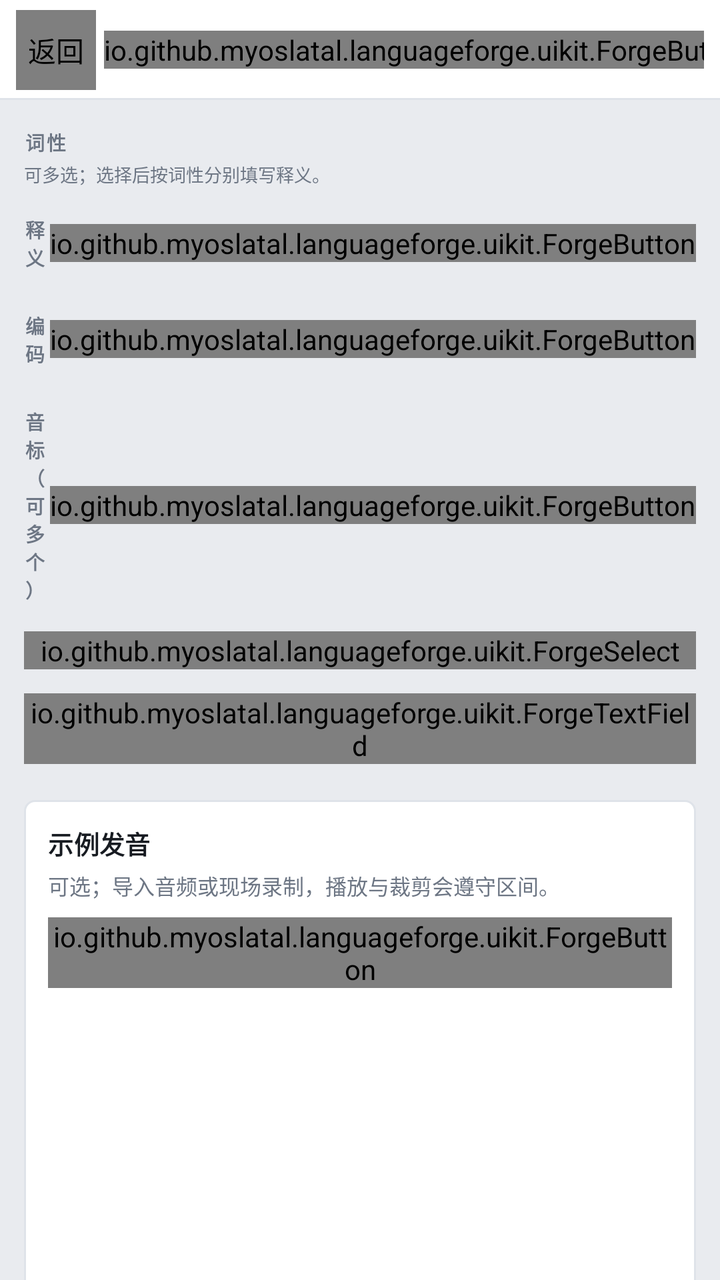
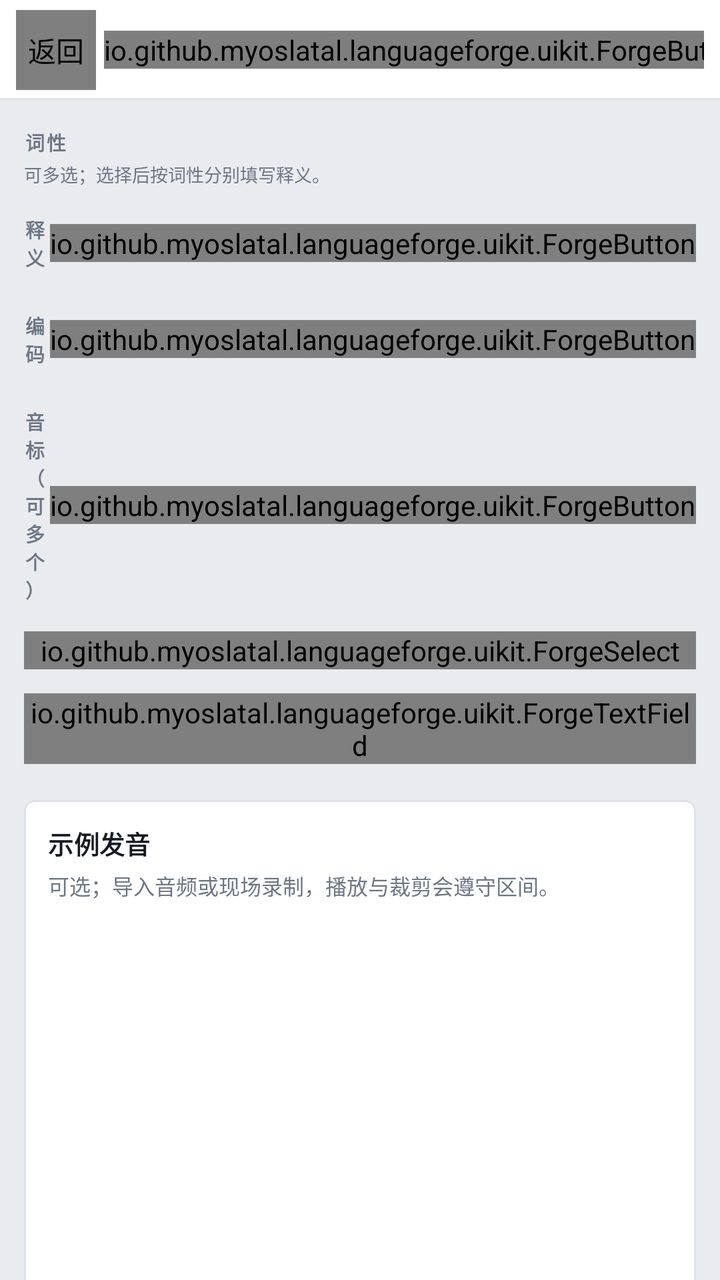

The first picture is an Android layout as it rendered before a commit; the second is the same layout after the commit. The layout source and the unified diff follow.
<!-- AndroidManifest.xml: application theme Theme.NostongueForge -->
<!-- res/layout/activity_vocabulary_editor.xml -->
<?xml version="1.0" encoding="utf-8"?>
<LinearLayout xmlns:android="http://schemas.android.com/apk/res/android"
    xmlns:app="http://schemas.android.com/apk/res-auto"
    android:id="@+id/vocab_editor_root"
    android:layout_width="match_parent"
    android:layout_height="match_parent"
    android:background="@color/forge_bg"
    android:orientation="vertical">

    <LinearLayout
        android:id="@+id/vocab_editor_topbar"
        android:layout_width="match_parent"
        android:layout_height="wrap_content"
        android:background="@drawable/forge_bg_topbar"
        android:orientation="vertical">

        <LinearLayout
            android:id="@+id/vocab_editor_topbar_row"
            android:layout_width="match_parent"
            android:layout_height="50dp"
            android:gravity="center_vertical"
            android:orientation="horizontal"
            android:paddingStart="8dp"
            android:paddingEnd="8dp">

            <io.github.myoslatal.languageforge.uikit.ForgeButton
                android:id="@+id/btn_vocab_back"
                android:layout_width="40dp"
                android:layout_height="40dp"
                android:contentDescription="返回"
                app:forgeIcon="@drawable/forge_ic_back"
                app:forgeVariant="ghost" />

            <TextView
                android:id="@+id/vocab_editor_title"
                style="@style/Forge.Text.Brand"
                android:layout_width="0dp"
                android:layout_height="wrap_content"
                android:layout_marginStart="4dp"
                android:layout_weight="1"
                android:includeFontPadding="false"
                android:maxLines="1"
                android:text="新建词汇" />

            <io.github.myoslatal.languageforge.uikit.ForgeButton
                android:id="@+id/btn_vocab_save"
                android:layout_width="wrap_content"
                android:layout_height="wrap_content"
                android:text="保存"
                app:forgeVariant="primary" />
        </LinearLayout>
    </LinearLayout>

    <ScrollView
        android:id="@+id/vocab_editor_scroll"
        android:layout_width="match_parent"
        android:layout_height="0dp"
        android:layout_weight="1"
        android:clipToPadding="true"
        android:fillViewport="false"
        android:overScrollMode="ifContentScrolls"
        android:scrollbars="none">

        <LinearLayout
            android:id="@+id/vocab_editor_content"
            android:layout_width="match_parent"
            android:layout_height="wrap_content"
            android:orientation="vertical"
            android:paddingStart="12dp"
            android:paddingTop="14dp"
            android:paddingEnd="12dp"
            android:paddingBottom="24dp">

            <LinearLayout
                android:id="@+id/pos_section"
                android:layout_width="match_parent"
                android:layout_height="wrap_content"
                android:orientation="vertical">

                <TextView
                    style="@style/Forge.Text.SectionTitle"
                    android:layout_width="match_parent"
                    android:layout_height="wrap_content"
                    android:text="词性" />

                <TextView
                    android:id="@+id/pos_hint"
                    style="@style/Forge.Text.Tiny"
                    android:layout_width="match_parent"
                    android:layout_height="wrap_content"
                    android:layout_marginTop="2dp"
                    android:text="可多选；选择后按词性分别填写释义。" />

                <LinearLayout
                    android:id="@+id/pos_options"
                    android:layout_width="match_parent"
                    android:layout_height="wrap_content"
                    android:layout_marginTop="2dp"
                    android:orientation="vertical" />
            </LinearLayout>

            <LinearLayout
                android:id="@+id/meanings_header"
                android:layout_width="match_parent"
                android:layout_height="wrap_content"
                android:layout_marginTop="12dp"
                android:gravity="center_vertical"
                android:orientation="horizontal">

                <TextView
                    style="@style/Forge.Text.SectionTitle"
                    android:layout_width="0dp"
                    android:layout_height="wrap_content"
                    android:layout_weight="1"
                    android:text="释义" />

                <io.github.myoslatal.languageforge.uikit.ForgeButton
                    android:id="@+id/btn_add_meaning"
                    android:layout_width="wrap_content"
                    android:layout_height="wrap_content"
                    android:text="＋ 添加"
                    android:textSize="11sp"
                    app:forgeVariant="ghost" />
            </LinearLayout>

            <LinearLayout
                android:id="@+id/meanings_container"
                android:layout_width="match_parent"
                android:layout_height="wrap_content"
                android:layout_marginTop="6dp"
                android:orientation="vertical" />

            <LinearLayout
                android:layout_width="match_parent"
                android:layout_height="wrap_content"
                android:layout_marginTop="14dp"
                android:gravity="center_vertical"
                android:orientation="horizontal">

                <TextView
                    style="@style/Forge.Text.SectionTitle"
                    android:layout_width="0dp"
                    android:layout_height="wrap_content"
                    android:layout_weight="1"
                    android:text="编码" />

                <io.github.myoslatal.languageforge.uikit.ForgeButton
                    android:id="@+id/btn_add_code"
                    android:layout_width="wrap_content"
                    android:layout_height="wrap_content"
                    android:text="＋ 添加"
                    android:textSize="11sp"
                    app:forgeVariant="ghost" />
            </LinearLayout>

            <LinearLayout
                android:id="@+id/codes_container"
                android:layout_width="match_parent"
                android:layout_height="wrap_content"
                android:layout_marginTop="6dp"
                android:orientation="vertical" />

            <LinearLayout
                android:layout_width="match_parent"
                android:layout_height="wrap_content"
                android:layout_marginTop="14dp"
                android:gravity="center_vertical"
                android:orientation="horizontal">

                <TextView
                    style="@style/Forge.Text.SectionTitle"
                    android:layout_width="0dp"
                    android:layout_height="wrap_content"
                    android:layout_weight="1"
                    android:text="音标（可多个）" />

                <io.github.myoslatal.languageforge.uikit.ForgeButton
                    android:id="@+id/btn_add_phonetic"
                    android:layout_width="wrap_content"
                    android:layout_height="wrap_content"
                    android:text="＋ 添加音标"
                    android:textSize="11sp"
                    app:forgeVariant="ghost" />
            </LinearLayout>

            <LinearLayout
                android:id="@+id/phonetics_container"
                android:layout_width="match_parent"
                android:layout_height="wrap_content"
                android:orientation="vertical" />

            <io.github.myoslatal.languageforge.uikit.ForgeSelect
                android:id="@+id/vocab_type"
                android:layout_width="match_parent"
                android:layout_height="wrap_content"
                android:layout_marginTop="14dp"
                app:forgeLabel="类型" />

            <LinearLayout
                android:id="@+id/text_container"
                android:layout_width="match_parent"
                android:layout_height="wrap_content"
                android:layout_marginTop="12dp"
                android:orientation="vertical">

                <io.github.myoslatal.languageforge.uikit.ForgeTextField
                    android:id="@+id/vocab_text"
                    android:layout_width="match_parent"
                    android:layout_height="wrap_content"
                    app:forgeLabel="文本词语"
                    app:forgeHint="例如：apple" />
            </LinearLayout>

            <LinearLayout
                android:id="@+id/unicode_container"
                android:layout_width="match_parent"
                android:layout_height="wrap_content"
                android:layout_marginTop="12dp"
                android:orientation="vertical"
                android:visibility="gone">

                <LinearLayout
                    android:layout_width="match_parent"
                    android:layout_height="wrap_content"
                    android:gravity="center_vertical"
                    android:orientation="horizontal">

                    <TextView
                        style="@style/Forge.Text.SectionTitle"
                        android:layout_width="0dp"
                        android:layout_height="wrap_content"
                        android:layout_weight="1"
                        android:text="Unicode 码点" />

                    <io.github.myoslatal.languageforge.uikit.ForgeButton
                        android:id="@+id/btn_add_codepoint"
                        android:layout_width="wrap_content"
                        android:layout_height="wrap_content"
                        android:text="＋ 添加"
                        android:textSize="11sp"
                        app:forgeVariant="ghost" />
                </LinearLayout>

                <LinearLayout
                    android:id="@+id/codepoints_container"
                    android:layout_width="match_parent"
                    android:layout_height="wrap_content"
                    android:layout_marginTop="6dp"
                    android:orientation="vertical" />

                <TextView
                    android:id="@+id/unicode_preview"
                    style="@style/Forge.Text.Hint"
                    android:layout_width="match_parent"
                    android:layout_height="wrap_content"
                    android:layout_marginTop="6dp"
                    android:text="预览：—" />
            </LinearLayout>

            <LinearLayout
                android:id="@+id/combo_container"
                android:layout_width="match_parent"
                android:layout_height="wrap_content"
                android:layout_marginTop="12dp"
                android:orientation="vertical"
                android:visibility="gone">

                <LinearLayout
                    android:layout_width="match_parent"
                    android:layout_height="wrap_content"
                    android:gravity="center_vertical"
                    android:orientation="horizontal">

                    <TextView
                        style="@style/Forge.Text.SectionTitle"
                        android:layout_width="0dp"
                        android:layout_height="wrap_content"
                        android:layout_weight="1"
                        android:text="组合部分" />

                    <io.github.myoslatal.languageforge.uikit.ForgeButton
                        android:id="@+id/btn_pick_parts"
                        android:layout_width="wrap_content"
                        android:layout_height="wrap_content"
                        android:text="选择词汇"
                        android:textSize="11sp"
                        app:forgeVariant="default" />
                </LinearLayout>

                <LinearLayout
                    android:id="@+id/combo_selected"
                    android:layout_width="match_parent"
                    android:layout_height="wrap_content"
                    android:layout_marginTop="6dp"
                    android:orientation="vertical" />

                <TextView
                    android:id="@+id/combo_preview"
                    style="@style/Forge.Text.Hint"
                    android:layout_width="match_parent"
                    android:layout_height="wrap_content"
                    android:layout_marginTop="6dp"
                    android:text="已选 0 个部分（至少 2 个）" />
            </LinearLayout>

            <LinearLayout
                android:id="@+id/image_container"
                android:layout_width="match_parent"
                android:layout_height="wrap_content"
                android:layout_marginTop="12dp"
                android:background="@drawable/forge_bg_card"
                android:orientation="vertical"
                android:padding="12dp"
                android:visibility="gone">

                <TextView
                    android:id="@+id/image_hint"
                    style="@style/Forge.Text.Hint"
                    android:layout_width="match_parent"
                    android:layout_height="wrap_content"
                    android:text="导入图片或手绘文字；图片会保存为项目资源。" />

                <LinearLayout
                    android:id="@+id/image_empty_actions"
                    android:layout_width="match_parent"
                    android:layout_height="wrap_content"
                    android:layout_marginTop="8dp"
                    android:orientation="horizontal">

                    <io.github.myoslatal.languageforge.uikit.ForgeButton
                        android:id="@+id/btn_import_image"
                        android:layout_width="wrap_content"
                        android:layout_height="wrap_content"
                        android:text="导入图片"
                        android:textSize="11sp"
                        app:forgeVariant="default" />

                    <io.github.myoslatal.languageforge.uikit.ForgeButton
                        android:id="@+id/btn_draw_image"
                        android:layout_width="wrap_content"
                        android:layout_height="wrap_content"
                        android:layout_marginStart="6dp"
                        android:text="手绘文字"
                        android:textSize="11sp"
                        app:forgeVariant="default" />
                </LinearLayout>

                <LinearLayout
                    android:id="@+id/image_preview_box"
                    android:layout_width="match_parent"
                    android:layout_height="wrap_content"
                    android:orientation="vertical"
                    android:visibility="gone">

                    <ImageView
                        android:id="@+id/image_preview"
                        android:layout_width="match_parent"
                        android:layout_height="180dp"
                        android:layout_marginTop="8dp"
                        android:background="@color/forge_panel2"
                        android:contentDescription="自定义文字预览"
                        android:scaleType="fitCenter" />

                    <TextView
                        android:id="@+id/image_size"
                        style="@style/Forge.Text.Tiny"
                        android:layout_width="match_parent"
                        android:layout_height="wrap_content"
                        android:layout_marginTop="4dp"
                        android:text="0 × 0 px" />

                    <LinearLayout
                        android:layout_width="match_parent"
                        android:layout_height="wrap_content"
                        android:layout_marginTop="8dp"
                        android:orientation="horizontal">

                        <io.github.myoslatal.languageforge.uikit.ForgeButton
                            android:id="@+id/btn_reimport_image"
                            android:layout_width="wrap_content"
                            android:layout_height="wrap_content"
                            android:text="重新导入"
                            android:textSize="11sp"
                            app:forgeVariant="ghost" />

                        <io.github.myoslatal.languageforge.uikit.ForgeButton
                            android:id="@+id/btn_redraw_image"
                            android:layout_width="wrap_content"
                            android:layout_height="wrap_content"
                            android:layout_marginStart="4dp"
                            android:text="重新绘制"
                            android:textSize="11sp"
                            app:forgeVariant="ghost" />

                        <io.github.myoslatal.languageforge.uikit.ForgeButton
                            android:id="@+id/btn_remove_image"
                            android:layout_width="wrap_content"
                            android:layout_height="wrap_content"
                            android:layout_marginStart="4dp"
                            android:text="移除"
                            android:textSize="11sp"
                            app:forgeVariant="ghost" />
                    </LinearLayout>
                </LinearLayout>
            </LinearLayout>

            <LinearLayout
                android:id="@+id/audio_container"
                android:layout_width="match_parent"
                android:layout_height="wrap_content"
                android:layout_marginTop="18dp"
                android:background="@drawable/forge_bg_card"
                android:orientation="vertical"
                android:padding="12dp">

                <TextView
                    style="@style/Forge.Text.Brand"
                    android:layout_width="match_parent"
                    android:layout_height="wrap_content"
                    android:text="示例发音" />

                <TextView
                    android:id="@+id/audio_hint"
                    style="@style/Forge.Text.Hint"
                    android:layout_width="match_parent"
                    android:layout_height="wrap_content"
                    android:layout_marginTop="4dp"
                    android:text="可选；导入音频或现场录制，播放与裁剪会遵守区间。" />

                <LinearLayout
                    android:id="@+id/audio_empty_actions"
                    android:layout_width="match_parent"
                    android:layout_height="wrap_content"
                    android:layout_marginTop="8dp"
                    android:orientation="horizontal">

                    <io.github.myoslatal.languageforge.uikit.ForgeButton
                        android:id="@+id/btn_import_audio"
                        android:layout_width="wrap_content"
                        android:layout_height="wrap_content"
                        android:text="导入音频"
                        android:textSize="11sp"
                        app:forgeVariant="default" />

                    <io.github.myoslatal.languageforge.uikit.ForgeButton
                        android:id="@+id/btn_record_audio"
                        android:layout_width="wrap_content"
                        android:layout_height="wrap_content"
                        android:layout_marginStart="6dp"
                        android:text="录制音频"
                        android:textSize="11sp"
                        app:forgeVariant="default" />
                </LinearLayout>

                <LinearLayout
                    android:id="@+id/audio_ready_box"
                    android:layout_width="match_parent"
                    android:layout_height="wrap_content"
                    android:orientation="vertical"
                    android:visibility="gone">

                    <TextView
                        android:id="@+id/audio_name"
                        style="@style/Forge.Text.Tiny"
                        android:layout_width="match_parent"
                        android:layout_height="wrap_content"
                        android:layout_marginTop="6dp"
                        android:text="audio.m4a" />

                    <TextView
                        android:id="@+id/audio_duration"
                        style="@style/Forge.Text.Hint"
                        android:layout_width="match_parent"
                        android:layout_height="wrap_content"
                        android:layout_marginTop="2dp"
                        android:text="时长：0.0s" />

                    <LinearLayout
                        android:layout_width="match_parent"
                        android:layout_height="wrap_content"
                        android:layout_marginTop="6dp"
                        android:orientation="horizontal">

                        <io.github.myoslatal.languageforge.uikit.ForgeButton
                            android:id="@+id/btn_play_audio"
                            android:layout_width="wrap_content"
                            android:layout_height="wrap_content"
                            android:text="播放"
                            android:textSize="11sp"
                            app:forgeVariant="on" />

                        <io.github.myoslatal.languageforge.uikit.ForgeButton
                            android:id="@+id/btn_remove_audio"
                            android:layout_width="wrap_content"
                            android:layout_height="wrap_content"
                            android:layout_marginStart="4dp"
                            android:text="移除"
                            android:textSize="11sp"
                            app:forgeVariant="ghost" />

                        <io.github.myoslatal.languageforge.uikit.ForgeButton
                            android:id="@+id/btn_reimport_audio"
                            android:layout_width="wrap_content"
                            android:layout_height="wrap_content"
                            android:layout_marginStart="4dp"
                            android:text="重新导入"
                            android:textSize="11sp"
                            app:forgeVariant="ghost" />

                        <io.github.myoslatal.languageforge.uikit.ForgeButton
                            android:id="@+id/btn_rerecord_audio"
                            android:layout_width="wrap_content"
                            android:layout_height="wrap_content"
                            android:layout_marginStart="4dp"
                            android:text="重录"
                            android:textSize="11sp"
                            app:forgeVariant="ghost" />
                    </LinearLayout>

                    <LinearLayout
                        android:id="@+id/audio_trim_box"
                        android:layout_width="match_parent"
                        android:layout_height="wrap_content"
                        android:layout_marginTop="8dp"
                        android:orientation="vertical">

                        <TextView
                            android:id="@+id/audio_start_label"
                            style="@style/Forge.Text.Tiny"
                            android:layout_width="match_parent"
                            android:layout_height="wrap_content"
                            android:text="开始：0.0s" />

                        <SeekBar
                            android:id="@+id/audio_start_seek"
                            android:layout_width="match_parent"
                            android:layout_height="wrap_content"
                            android:max="1000"
                            android:progress="0" />

                        <TextView
                            android:id="@+id/audio_end_label"
                            style="@style/Forge.Text.Tiny"
                            android:layout_width="match_parent"
                            android:layout_height="wrap_content"
                            android:text="结束：0.0s" />

                        <SeekBar
                            android:id="@+id/audio_end_seek"
                            android:layout_width="match_parent"
                            android:layout_height="wrap_content"
                            android:max="1000"
                            android:progress="1000" />

                        <TextView
                            android:id="@+id/audio_range_text"
                            style="@style/Forge.Text.Hint"
                            android:layout_width="match_parent"
                            android:layout_height="wrap_content"
                            android:text="区间：0.0 – 0.0s / 0.0s" />

                        <io.github.myoslatal.languageforge.uikit.ForgeButton
                            android:id="@+id/btn_preview_audio"
                            android:layout_width="wrap_content"
                            android:layout_height="wrap_content"
                            android:layout_marginTop="4dp"
                            android:text="试听裁剪"
                            android:textSize="11sp"
                            app:forgeVariant="ghost" />
                    </LinearLayout>
                </LinearLayout>
            </LinearLayout>
        </LinearLayout>
    </ScrollView>
</LinearLayout>
<!-- resources referenced by this layout -->
<resources>
  <color name="forge_bg">#E9EBEF</color>
  <color name="forge_panel2">#F6F7F9</color>
  <!-- drawable forge_bg_card (drawable) -->
  <?xml version="1.0" encoding="utf-8"?>
  <shape xmlns:android="http://schemas.android.com/apk/res/android" android:shape="rectangle">
      <solid android:color="@color/forge_panel" />
      <stroke android:width="1dp" android:color="@color/forge_line" />
      <corners android:radius="@dimen/forge_radius" />
  </shape>
  <!-- drawable forge_bg_topbar (drawable) -->
  <?xml version="1.0" encoding="utf-8"?>
  <layer-list xmlns:android="http://schemas.android.com/apk/res/android">
      <item><shape android:shape="rectangle"><solid android:color="@color/forge_panel" /></shape></item>
      <item android:gravity="bottom" android:height="1dp"><shape android:shape="rectangle"><solid android:color="@color/forge_line" /></shape></item>
  </layer-list>
  <!-- drawable forge_ic_back (drawable) -->
  <?xml version="1.0" encoding="utf-8"?>
  <vector xmlns:android="http://schemas.android.com/apk/res/android"
      android:width="24dp" android:height="24dp"
      android:viewportWidth="24" android:viewportHeight="24">
      <path android:pathData="M15,5 L8,12 L15,19"
          android:strokeColor="@color/forge_muted" android:strokeWidth="1.7"
          android:strokeLineCap="round" android:strokeLineJoin="round"
          android:fillColor="@android:color/transparent" />
  </vector>
  <style name="Forge.Text.Brand" parent="Forge.Text">
          <item name="android:textSize">@dimen/forge_text_brand</item>
          <item name="android:textStyle">bold</item>
          <item name="android:letterSpacing">0.01</item>
          <item name="android:textColor">@color/forge_text</item>
      </style>
  <style name="Forge.Text.Hint" parent="Forge.Text">
          <item name="android:textSize">@dimen/forge_text_hint</item>
          <item name="android:textColor">@color/forge_muted</item>
          <item name="android:lineSpacingMultiplier">1.6</item>
      </style>
  <style name="Forge.Text.SectionTitle" parent="Forge.Text">
          <item name="android:textSize">@dimen/forge_text_section_title</item>
          <item name="android:textStyle">bold</item>
          <item name="android:letterSpacing">0.12</item>
          <item name="android:textAllCaps">true</item>
          <item name="android:textColor">@color/forge_muted</item>
      </style>
  <style name="Forge.Text.Tiny" parent="Forge.Text">
          <item name="android:textSize">@dimen/forge_text_tiny</item>
          <item name="android:textColor">@color/forge_muted</item>
      </style>
  <color name="forge_panel">#FFFFFF</color>
  <color name="forge_line">#DFE3E9</color>
  <dimen name="forge_radius">5dp</dimen>
  <color name="forge_muted">#6D7684</color>
  <style name="Forge.Text" parent="TextAppearance.AppCompat">
          <item name="android:fontFamily">sans-serif</item>
          <item name="android:textSize">@dimen/forge_text_body</item>
          <item name="android:textColor">@color/forge_text</item>
      </style>
  <dimen name="forge_text_brand">12.5sp</dimen>
  <color name="forge_text">#171B21</color>
  <dimen name="forge_text_hint">10.5sp</dimen>
  <dimen name="forge_text_section_title">9.5sp</dimen>
  <dimen name="forge_text_tiny">9sp</dimen>
  <color name="forge_accent">#2F6FEB</color>
  <color name="forge_faint">#9AA3B0</color>
  <dimen name="forge_text_body">12.5sp</dimen>
  <!-- unchanged entries left out for length: 1 -->
</resources>

<!-- the commit's change to res/layout/activity_vocabulary_editor.xml (unified diff, before → after) -->
@@ -428,6 +428,40 @@
                     android:text="可选；导入音频或现场录制，播放与裁剪会遵守区间。" />
 
                 <LinearLayout
+                    android:id="@+id/audio_tts_actions"
+                    android:layout_width="match_parent"
+                    android:layout_height="wrap_content"
+                    android:layout_marginTop="8dp"
+                    android:gravity="center_vertical"
+                    android:orientation="horizontal">
+
+                    <io.github.myoslatal.languageforge.uikit.ForgeButton
+                        android:id="@+id/btn_tts_phonetic"
+                        android:layout_width="wrap_content"
+                        android:layout_height="wrap_content"
+                        android:text="TTS 朗读音标"
+                        android:textSize="11sp"
+                        app:forgeVariant="default" />
+
+                    <io.github.myoslatal.languageforge.uikit.ForgeButton
+                        android:id="@+id/btn_tts_generate"
+                        android:layout_width="wrap_content"
+                        android:layout_height="wrap_content"
+                        android:layout_marginStart="6dp"
+                        android:text="生成示例音频"
+                        android:textSize="11sp"
+                        app:forgeVariant="default" />
+                </LinearLayout>
+
+                <TextView
+                    android:id="@+id/audio_tts_hint"
+                    style="@style/Forge.Text.Tiny"
+                    android:layout_width="match_parent"
+                    android:layout_height="wrap_content"
+                    android:layout_marginTop="4dp"
+                    android:text="TTS 文本：（先填写音标或文本）" />
+
+                <LinearLayout
                     android:id="@+id/audio_empty_actions"
                     android:layout_width="match_parent"
                     android:layout_height="wrap_content"
